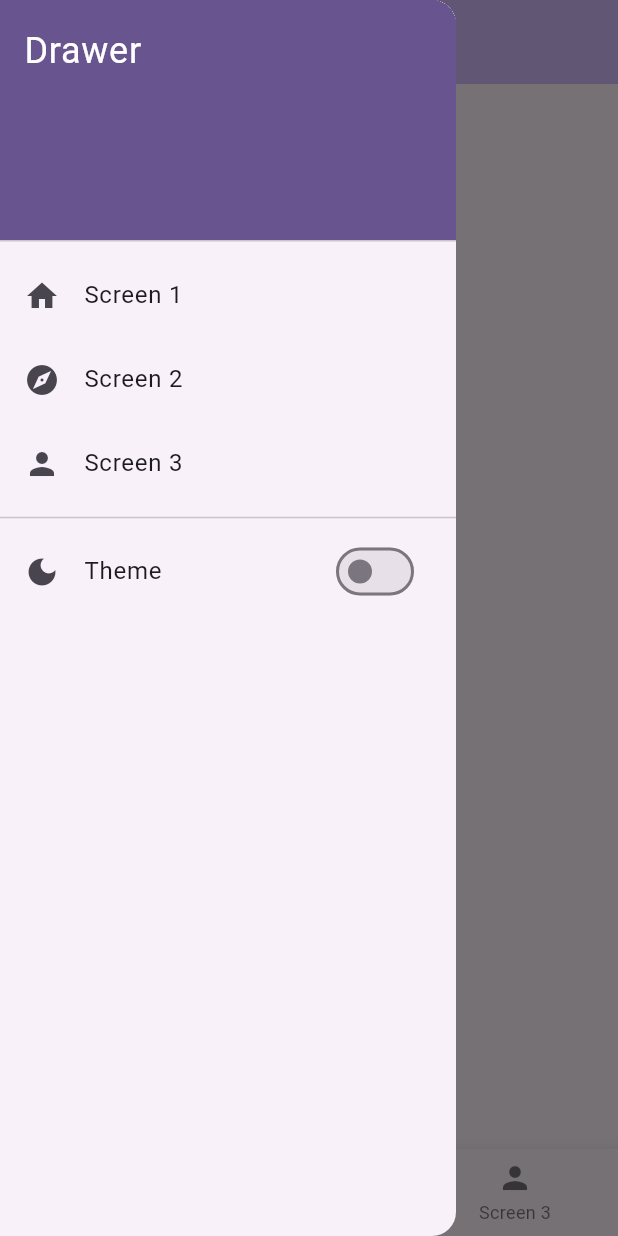
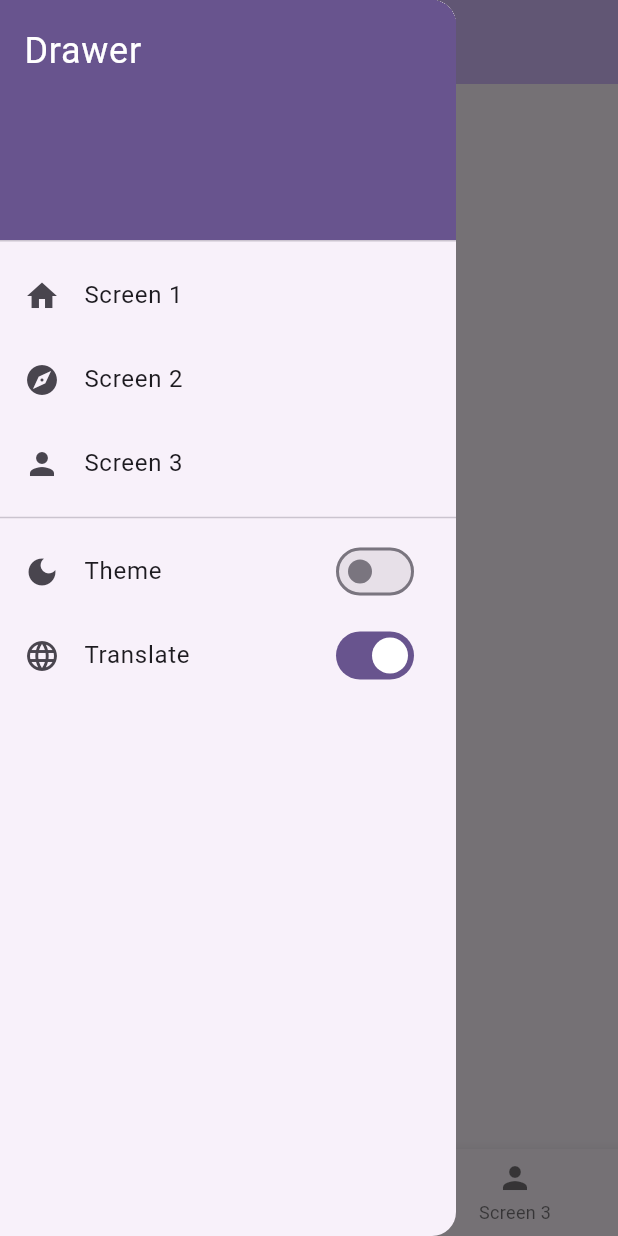
Before and after one commit to MontyCoder0701/flutter-starter, a Flutter app: the screen it shows after launch, with the side drawer open, on a phone screen of 412 x 824 dp. Run offline on Flutter 3.47's test engine with Material 3 defaults, Android fonts, the phone set to English and light mode, and no system bars; drawn by our look-alikes of upgrader; our stand-ins replace flutter_riverpod, go_router.

Commit message:
feat: 번역 전체 적용

```diff
--- a/lib/l10n/app_en.arb
+++ b/lib/l10n/app_en.arb
@@ -1,3 +1,3 @@
 {
-  "helloWorld": "Hello World!"
+  "translate": "Translate"
 }
--- a/lib/l10n/app_ko.arb
+++ b/lib/l10n/app_ko.arb
@@ -1,3 +1,3 @@
 {
-  "helloWorld": "헬로 월드"
+  "translate": "번역하기"
 }
--- a/lib/l10n/app_localizations.dart
+++ b/lib/l10n/app_localizations.dart
@@ -95,11 +95,11 @@ abstract class AppLocalizations {
     Locale('ko')
   ];
 
-  /// No description provided for @helloWorld.
+  /// No description provided for @translate.
   ///
   /// In en, this message translates to:
-  /// **'Hello World!'**
-  String get helloWorld;
+  /// **'Translate'**
+  String get translate;
 }
 
 class _AppLocalizationsDelegate extends LocalizationsDelegate<AppLocalizations> {
--- a/lib/l10n/app_localizations_en.dart
+++ b/lib/l10n/app_localizations_en.dart
@@ -9,5 +9,5 @@ class AppLocalizationsEn extends AppLocalizations {
   AppLocalizationsEn([String locale = 'en']) : super(locale);
 
   @override
-  String get helloWorld => 'Hello World!';
+  String get translate => 'Translate';
 }
--- a/lib/l10n/app_localizations_ko.dart
+++ b/lib/l10n/app_localizations_ko.dart
@@ -9,5 +9,5 @@ class AppLocalizationsKo extends AppLocalizations {
   AppLocalizationsKo([String locale = 'ko']) : super(locale);
 
   @override
-  String get helloWorld => '헬로 월드';
+  String get translate => '번역하기';
 }
--- a/lib/main_scaffold.dart
+++ b/lib/main_scaffold.dart
@@ -1,5 +1,7 @@
 import 'package:flutter/material.dart';
 import 'package:flutter_riverpod/flutter_riverpod.dart';
+import 'package:flutter_starter/l10n/app_localizations.dart';
+import 'package:flutter_starter/providers/locale_provider.dart';
 import 'package:go_router/go_router.dart';
 
 import 'providers/theme_provider.dart';
@@ -21,6 +23,11 @@ class MainScaffold extends ConsumerWidget {
     final themeMode = ref.watch(themeProvider);
     final themeNotifier = ref.read(themeProvider.notifier);
     final isDark = themeMode == ThemeMode.dark;
+
+    final locale = ref.watch(localeProvider);
+    final localeNotifier = ref.read(localeProvider.notifier);
+    final isEnglish = locale == Locale('en');
+    final localize = AppLocalizations.of(context)!;
 
     final location = GoRouterState.of(context).uri.toString();
     final selectedIndex = _locationToTabIndex(location);
@@ -75,6 +82,14 @@ class MainScaffold extends ConsumerWidget {
                 themeNotifier.state = value ? ThemeMode.dark : ThemeMode.light;
               },
             ),
+            SwitchListTile(
+              title: Text(localize.translate),
+              secondary: const Icon(Icons.language),
+              value: isEnglish,
+              onChanged: (value) {
+                localeNotifier.state = value ? Locale('en') : Locale('ko');
+              },
+            ),
           ],
         ),
       ),
--- a/lib/screens/screen1.dart
+++ b/lib/screens/screen1.dart
@@ -1,12 +1,10 @@
 import 'package:flutter/material.dart';
-
-import '../l10n/app_localizations.dart';
 
 class Screen1 extends StatelessWidget {
   const Screen1({super.key});
 
   @override
   Widget build(BuildContext context) {
-    return Center(child: Text(AppLocalizations.of(context)!.helloWorld));
+    return Center(child: Text('Screen 1'));
   }
 }
```
